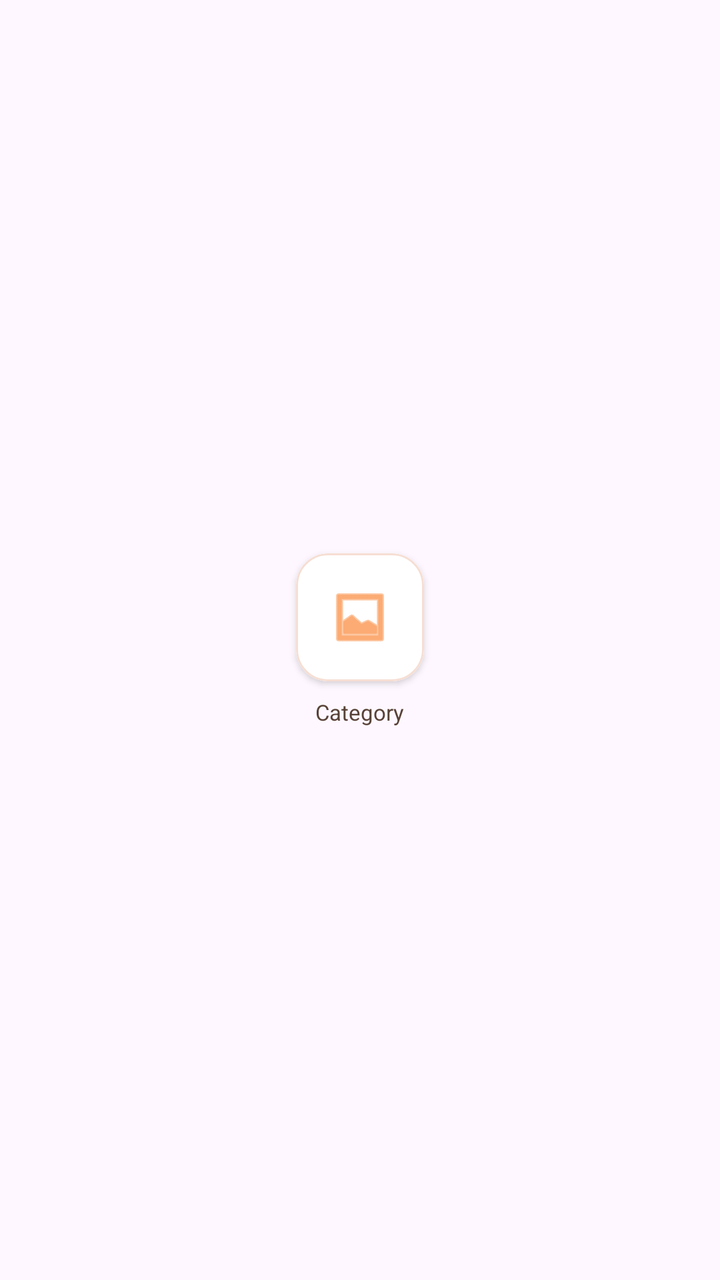
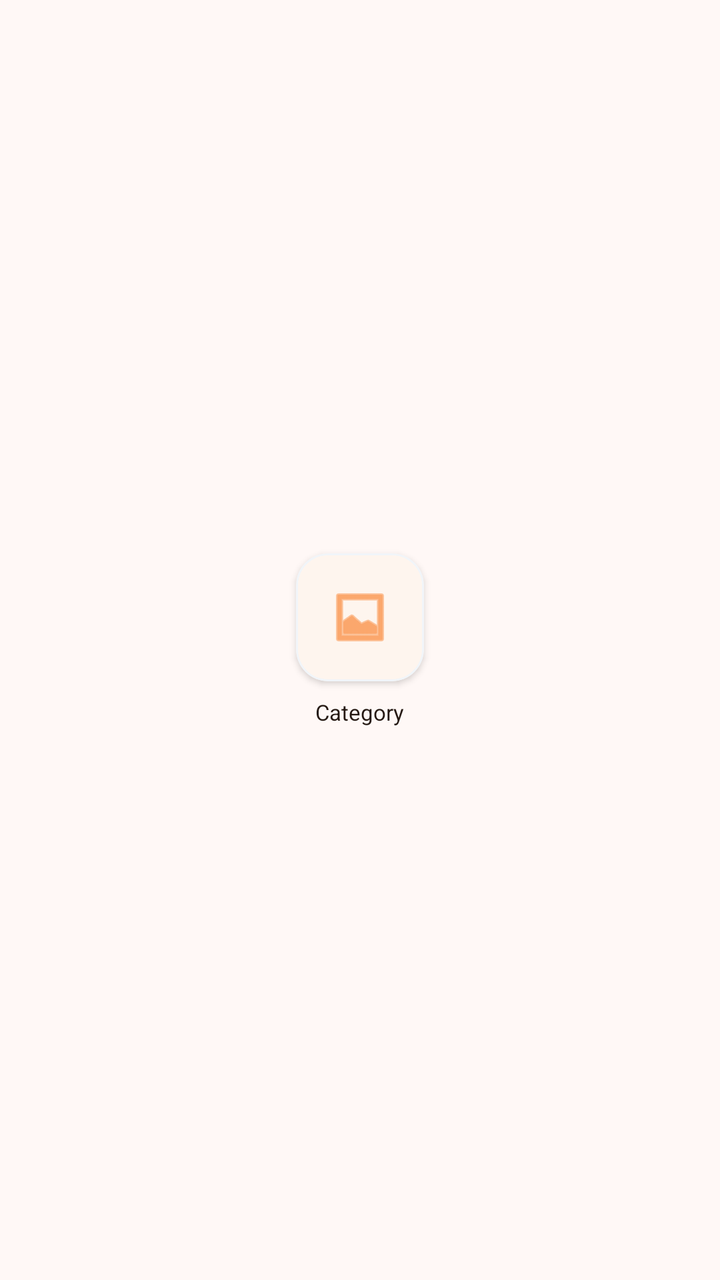

Screens rendered from an Android XML layout before and after an edit, with the pre-edit source and the edit as a unified diff.
<!-- AndroidManifest.xml: application theme Theme.BeckieDealApp -->
<!-- res/layout/category_item.xml -->
<?xml version="1.0" encoding="utf-8"?>
<LinearLayout xmlns:android="http://schemas.android.com/apk/res/android"
    xmlns:app="http://schemas.android.com/apk/res-auto"
    android:layout_width="wrap_content"
    android:layout_height="wrap_content"
    android:gravity="center"
    android:orientation="vertical"
    android:layout_marginEnd="16dp">

    <com.google.android.material.card.MaterialCardView
        android:id="@+id/categoryCard"
        android:layout_width="64dp"
        android:layout_height="64dp"
        app:cardCornerRadius="16dp"
        app:cardElevation="2dp"
        app:strokeWidth="1dp"
        app:strokeColor="#F6DED3">

        <FrameLayout
            android:layout_width="match_parent"
            android:layout_height="match_parent"
            android:background="#FFFFFF">

            <ImageView
                android:id="@+id/categoryIcon"
                android:layout_width="32dp"
                android:layout_height="32dp"
                android:layout_gravity="center"
                android:src="@android:drawable/ic_menu_gallery"
                android:tint="#F97316" />

        </FrameLayout>

    </com.google.android.material.card.MaterialCardView>

    <TextView
        android:id="@+id/categoryName"
        android:layout_width="wrap_content"
        android:layout_height="wrap_content"
        android:layout_marginTop="8dp"
        android:text="Category"
        android:textColor="#584237"
        android:textSize="11sp" />

</LinearLayout>
<!-- resources referenced by this layout -->
<resources>
  <style name="Theme.BeckieDealApp" parent="Base.Theme.BeckieDealApp" />
  <style name="Base.Theme.BeckieDealApp" parent="Theme.Material3.DayNight.NoActionBar">
          
          
      </style>
</resources>

<!-- the commit's change to res/layout/category_item.xml (unified diff, before → after) -->
@@ -14,12 +14,12 @@
         app:cardCornerRadius="16dp"
         app:cardElevation="2dp"
         app:strokeWidth="1dp"
-        app:strokeColor="#F6DED3">
+        app:strokeColor="@color/border_color"
+        app:cardBackgroundColor="@color/surface">
 
         <FrameLayout
             android:layout_width="match_parent"
-            android:layout_height="match_parent"
-            android:background="#FFFFFF">
+            android:layout_height="match_parent">
 
             <ImageView
                 android:id="@+id/categoryIcon"
@@ -27,7 +27,7 @@
                 android:layout_height="32dp"
                 android:layout_gravity="center"
                 android:src="@android:drawable/ic_menu_gallery"
-                android:tint="#F97316" />
+                app:tint="@color/primary" />
 
         </FrameLayout>
 
@@ -39,7 +39,7 @@
         android:layout_height="wrap_content"
         android:layout_marginTop="8dp"
         android:text="Category"
-        android:textColor="#584237"
+        android:textColor="@color/text_primary"
         android:textSize="11sp" />
 
 </LinearLayout>
<!-- resource entries referenced after the edit -->
@@ -1,9 +1,42 @@
 <!-- resources referenced by this layout -->
 <resources>
+  <color name="border_color">#F1F5F9</color>
+  <color name="primary">#F97316</color>
+  <color name="surface">#FFFFFF</color>
+  <color name="text_primary">#251913</color>
   <style name="Theme.BeckieDealApp" parent="Base.Theme.BeckieDealApp" />
   <style name="Base.Theme.BeckieDealApp" parent="Theme.Material3.DayNight.NoActionBar">
           
+          <item name="colorPrimary">@color/primary</item>
+          <item name="colorOnPrimary">@color/on_primary</item>
+          <item name="colorPrimaryContainer">@color/primary_container</item>
+          <item name="colorOnPrimaryContainer">@color/on_primary_container</item>
+  
           
+          <item name="colorSecondary">@color/secondary</item>
+          <item name="colorOnSecondary">@color/on_secondary</item>
+          <item name="colorSecondaryContainer">@color/secondary_container</item>
+          <item name="colorOnSecondaryContainer">@color/on_secondary_container</item>
+  
+          
+          <item name="android:windowBackground">@color/background</item>
+          <item name="colorSurface">@color/surface</item>
+          <item name="colorOnSurface">@color/on_surface</item>
+          <item name="colorSurfaceVariant">@color/surface_variant</item>
+          <item name="colorOnSurfaceVariant">@color/on_surface_variant</item>
+          <item name="colorOutline">@color/outline</item>
       </style>
+  <color name="on_primary">#FFFFFF</color>
+  <color name="primary_container">#F97316</color>
+  <color name="on_primary_container">#582200</color>
+  <color name="secondary">#8F4D27</color>
+  <color name="on_secondary">#FFFFFF</color>
+  <color name="secondary_container">#FDA77A</color>
+  <color name="on_secondary_container">#773A16</color>
+  <color name="background">#FFF8F6</color>
+  <color name="on_surface">#251913</color>
+  <color name="surface_variant">#F6DED3</color>
+  <color name="on_surface_variant">#584237</color>
+  <color name="outline">#8C7164</color>
 </resources>
 
